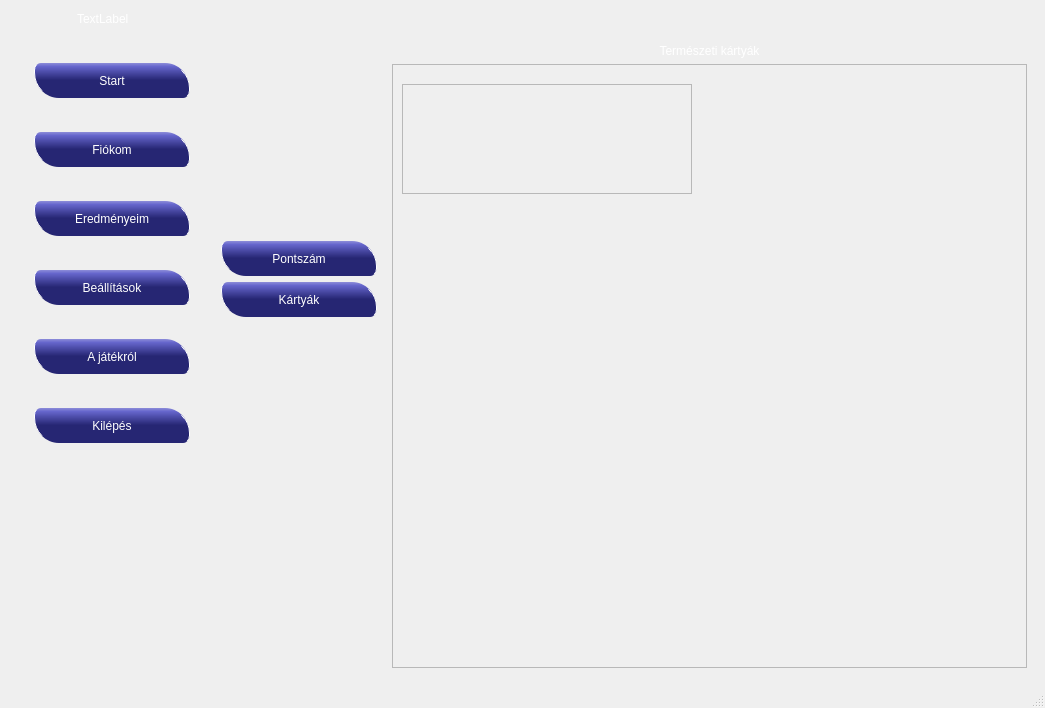
p-anna9603/fancy_nev, file qtserver/jatekfelulet.ui: the form before one commit.
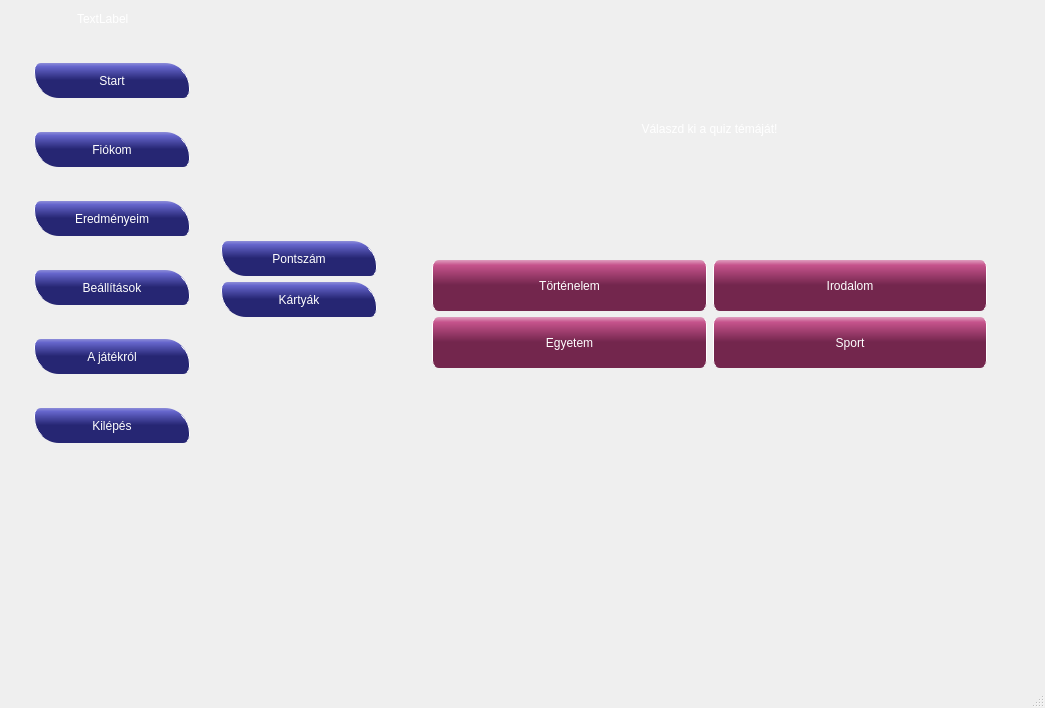
The form after the commit. Icons and pictures are not drawn. Custom widgets are drawn as their Qt base class.

```diff
--- a/qtserver/jatekfelulet.ui
+++ b/qtserver/jatekfelulet.ui
@@ -435,7 +435,7 @@
          <string notr="true"/>
         </property>
         <property name="currentIndex">
-         <number>3</number>
+         <number>4</number>
         </property>
         <widget class="QWidget" name="Pontszamok">
          <property name="styleSheet">
@@ -1009,6 +1009,161 @@
           </item>
          </layout>
         </widget>
+        <widget class="QWidget" name="QuizTema">
+         <property name="styleSheet">
+          <string notr="true">QPushButton {
+color: white;
+font: bold 13pt &quot;MS Shell Dlg 2&quot;;
+background-color: QLinearGradient( x1: 0, y1: 0, x2: 0, y2: 1, stop: 0 #df9fbf, stop: 0.1 #c6538c,  stop: 0.49 #73264d );
+selection-background-color: blue;
+border-left: 1px solid white;
+border-right: 1px solid white;
+border-radius: 7px;
+
+margin-left: 0px;
+/*ccc*/
+}
+QPushButton:hover {
+background-color: QLinearGradient( x1: 0, y1: 0, x2: 0, y2: 1, stop: 0 #f2d9e6, stop: 0.1 #cc6699,  stop: 0.49 #d98cb3 );
+}</string>
+         </property>
+         <layout class="QGridLayout" name="gridLayout_9">
+          <item row="0" column="0">
+           <widget class="QLabel" name="label_20">
+            <property name="styleSheet">
+             <string notr="true">font: bold 16pt &quot;MS Shell Dlg 2&quot;;
+color: rgb(255, 255, 255);</string>
+            </property>
+            <property name="text">
+             <string>Válaszd ki a quiz témáját!</string>
+            </property>
+            <property name="alignment">
+             <set>Qt::AlignCenter</set>
+            </property>
+           </widget>
+          </item>
+          <item row="2" column="0">
+           <layout class="QGridLayout" name="gridLayout_8">
+            <item row="0" column="1">
+             <widget class="QPushButton" name="tortenelemTema">
+              <property name="minimumSize">
+               <size>
+                <width>161</width>
+                <height>51</height>
+               </size>
+              </property>
+              <property name="text">
+               <string>Történelem</string>
+              </property>
+             </widget>
+            </item>
+            <item row="0" column="0">
+             <spacer name="horizontalSpacer_5">
+              <property name="orientation">
+               <enum>Qt::Horizontal</enum>
+              </property>
+              <property name="sizeType">
+               <enum>QSizePolicy::Fixed</enum>
+              </property>
+              <property name="sizeHint" stdset="0">
+               <size>
+                <width>40</width>
+                <height>10</height>
+               </size>
+              </property>
+             </spacer>
+            </item>
+            <item row="1" column="1">
+             <widget class="QPushButton" name="egyetemTema">
+              <property name="minimumSize">
+               <size>
+                <width>161</width>
+                <height>51</height>
+               </size>
+              </property>
+              <property name="text">
+               <string>Egyetem</string>
+              </property>
+             </widget>
+            </item>
+            <item row="1" column="2">
+             <widget class="QPushButton" name="sportTema">
+              <property name="minimumSize">
+               <size>
+                <width>161</width>
+                <height>51</height>
+               </size>
+              </property>
+              <property name="text">
+               <string>Sport</string>
+              </property>
+             </widget>
+            </item>
+            <item row="0" column="2">
+             <widget class="QPushButton" name="irodalomTema">
+              <property name="minimumSize">
+               <size>
+                <width>161</width>
+                <height>51</height>
+               </size>
+              </property>
+              <property name="text">
+               <string>Irodalom</string>
+              </property>
+             </widget>
+            </item>
+            <item row="0" column="3">
+             <spacer name="horizontalSpacer_6">
+              <property name="orientation">
+               <enum>Qt::Horizontal</enum>
+              </property>
+              <property name="sizeType">
+               <enum>QSizePolicy::Fixed</enum>
+              </property>
+              <property name="sizeHint" stdset="0">
+               <size>
+                <width>40</width>
+                <height>20</height>
+               </size>
+              </property>
+             </spacer>
+            </item>
+           </layout>
+          </item>
+          <item row="3" column="0">
+           <spacer name="verticalSpacer_10">
+            <property name="orientation">
+             <enum>Qt::Vertical</enum>
+            </property>
+            <property name="sizeType">
+             <enum>QSizePolicy::Fixed</enum>
+            </property>
+            <property name="sizeHint" stdset="0">
+             <size>
+              <width>20</width>
+              <height>300</height>
+             </size>
+            </property>
+           </spacer>
+          </item>
+          <item row="1" column="0">
+           <spacer name="verticalSpacer_11">
+            <property name="orientation">
+             <enum>Qt::Vertical</enum>
+            </property>
+            <property name="sizeType">
+             <enum>QSizePolicy::Fixed</enum>
+            </property>
+            <property name="sizeHint" stdset="0">
+             <size>
+              <width>20</width>
+              <height>40</height>
+             </size>
+            </property>
+           </spacer>
+          </item>
+         </layout>
+        </widget>
        </widget>
       </item>
      </layout>
```
Left out of the diff: 138 changed lines with no effect on the pictures.
